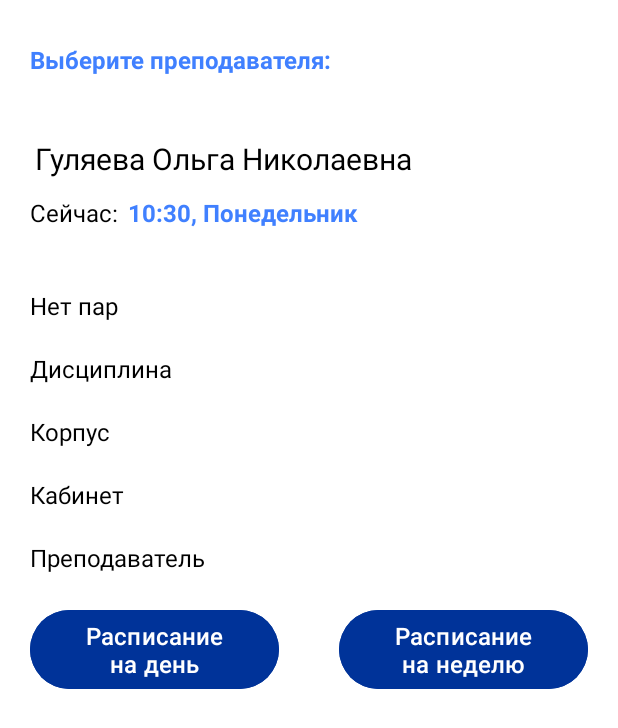
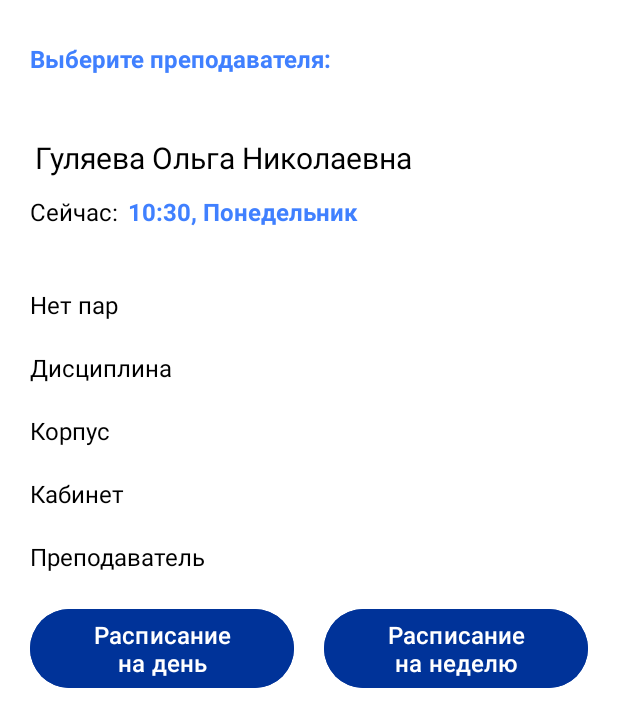
Before and after one commit to NellKree/HSE-AS-Timetable, an Android app: the TeacherActivity screen opened directly, with no data from a screen before it, on a phone screen of 412 x 824 dp. Shown: the top 728 px of the screen. Run offline under Robolectric (Android 15) with nearby library versions, the phone set to English and light mode, and no system bars.

Commit message:
Update 27.02.2024 --- 4

```diff
--- a/app/src/main/res/layout/teacher_activity.xml
+++ b/app/src/main/res/layout/teacher_activity.xml
@@ -68,76 +68,45 @@
 
         <TextView
             android:id="@+id/status"
-            style="@style/HSE.BaseText"
-            android:layout_width="match_parent"
-            android:layout_height="wrap_content"
-
+            style="@style/HSE.BaseText2"
             tools:text="Нет пар" />
 
         <TextView
             android:id="@+id/subject"
-            android:layout_width="match_parent"
-            android:layout_height="wrap_content"
             tools:text="Дисциплина"
-            style="@style/HSE.BaseText"/>
+            style="@style/HSE.BaseText2"/>
 
         <TextView
             android:id="@+id/cabinet"
-            android:layout_width="match_parent"
-            android:layout_height="wrap_content"
             tools:text="Корпус"
-            style="@style/HSE.BaseText"/>
+            style="@style/HSE.BaseText2"/>
 
         <TextView
             android:id="@+id/corp"
-            android:layout_width="match_parent"
-            android:layout_height="wrap_content"
             tools:text="Кабинет"
-            style="@style/HSE.BaseText"/>
+            style="@style/HSE.BaseText2"/>
 
         <TextView
             android:id="@+id/teacher"
-            android:layout_width="match_parent"
-            android:layout_height="wrap_content"
             tools:text="Преподаватель"
-            style="@style/HSE.BaseText"/>
+            style="@style/HSE.BaseText2"/>
 
         <LinearLayout
             android:layout_width="match_parent"
             android:layout_height="match_parent"
-            android:layout_marginTop="20dp"
-            android:layout_marginHorizontal="20dp"
+            android:layout_margin="20dp"
             android:orientation="horizontal"
             android:showDividers="middle">
-
             <Button
                 android:id="@+id/button_day"
-                android:layout_width="match_parent"
-                android:layout_height="match_parent"
-                android:layout_gravity="center_horizontal"
-                android:layout_marginEnd="20dp"
-                android:layout_weight="1"
-                android:backgroundTint="@color/colorPrimary"
-                android:lines="2"
                 android:text="@string/timetable_day_label"
-                android:textAlignment="center"
-                android:textColor="@color/white"
-                tools:ignore="NestedWeights"
-                android:textSize="16sp"/>
-
+                android:layout_marginEnd="10dp"
+                style="@style/HSEButtonStyle3" />
             <Button
                 android:id="@+id/button_week"
-                android:layout_width="match_parent"
-                android:layout_height="match_parent"
-                android:layout_gravity="center_horizontal"
-                android:layout_marginStart="20dp"
-                android:layout_weight="1"
-                android:backgroundTint="@color/colorPrimary"
-                android:lines="2"
                 android:text="@string/timetable_week_label"
-                android:textAlignment="center"
-                android:textColor="@color/white"
-                android:textSize="16sp"/>
+                android:layout_marginStart="10dp"
+                style="@style/HSEButtonStyle3"/>
         </LinearLayout>
     </LinearLayout>
 
--- a/app/src/main/res/values/themes.xml
+++ b/app/src/main/res/values/themes.xml
@@ -24,11 +24,41 @@
         <item name="android:textSize">16sp</item>
     </style>
 
-    <style name="HSE.BaseText" parent="android:TextAppearance">
+    <style name="HSE.BaseBaseText" parent="android:TextAppearance">
         <item name="android:textSize">16sp</item>
         <item name="android:textColor">@color/black</item>
+    </style>
+
+    <style name="HSE.BaseText" parent="HSE.BaseBaseText">
         <item name="android:paddingStart">20dp</item>
         <item name="android:layout_marginTop">20dp</item>
     </style>
 
+    <style name="HSE.BaseText2" parent="HSE.BaseText">
+        <item name="android:layout_width">match_parent</item>
+        <item name="android:layout_height">wrap_content</item>
+    </style>
+
+    <style name="HSEButtonStyle" >
+        <item name="android:backgroundTint">@color/colorPrimary</item>
+        <item name="android:textAlignment">center</item>
+        <item name="android:textColor">@color/white</item>
+        <item name="android:textSize">16sp</item>
+    </style>
+
+    <style name="HSEButtonStyle2" parent="HSEButtonStyle" >
+        <item name="android:layout_width">wrap_content</item>
+        <item name="android:layout_height">wrap_content</item>
+        <item name="android:layout_marginBottom">16dp</item>
+    </style>
+
+    <style name="HSEButtonStyle3" parent="HSEButtonStyle" >
+        <item name="android:layout_width">match_parent</item>
+        <item name="android:layout_height">match_parent</item>
+
+        <item name="android:layout_gravity">center_horizontal</item>
+        <item name="android:layout_weight">1</item>
+        <item name="android:lines">2</item>
+    </style>
+
 </resources>
--- /dev/null
+++ b/app/src/main/res/xml/file_paths.xml
@@ -0,0 +1,4 @@
+<?xml version="1.0" encoding="utf-8"?>
+<paths>
+    <external-files-path path="/" name="timetableHSEImages" />
+</paths>
```
Also changed, not shown: app/src/main/AndroidManifest.xml (+24 -0 lines), app/src/main/java/org/hse/android/MainActivity.java (+8 -0 lines), app/src/main/java/org/hse/android/PreferenceManager.java (added, +24 -0 lines), app/src/main/java/org/hse/android/SettingsActivity.java (added, +199 -0 lines), app/src/main/res/layout/activity_main.xml (+11 -14 lines), app/src/main/res/layout/activity_settings.xml (added, +107 -0 lines), app/src/main/res/layout/student_activity.xml (+10 -39 lines), app/src/main/res/values/strings.xml (+11 -0 lines), app/src/main/res/drawable/ava.jpg (added).
